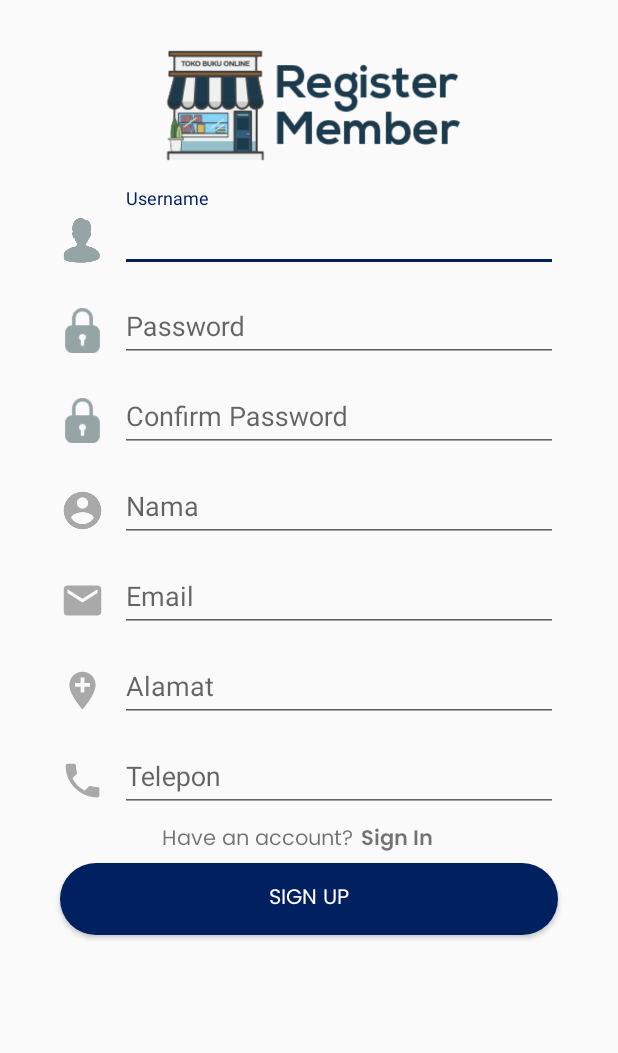
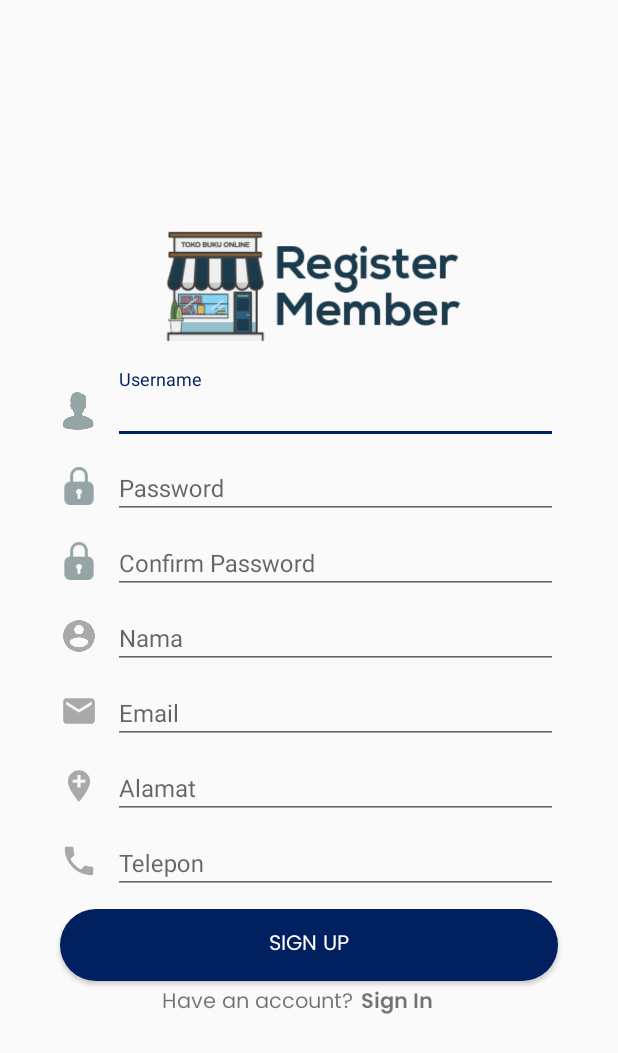
Before and after one commit to anandadwi45/TokoBukuBuka, an Android app: the RegisterActivity screen opened directly, with no data from a screen before it, on a phone screen of 412 x 824 dp. Shown: the top 1053 px of the screen. Run offline under Robolectric (Android 15) with nearby library versions, the phone set to English and light mode, and no system bars; our stand-ins replace Volley; network calls fail.

Commit message:
Register2

```diff
--- a/app/src/main/res/layout/activity_register.xml
+++ b/app/src/main/res/layout/activity_register.xml
@@ -11,6 +11,7 @@
         android:id="@+id/scrollView"
         android:layout_width="match_parent"
         android:layout_height="wrap_content"
+        app:layout_constraintBottom_toBottomOf="parent"
         app:layout_constraintEnd_toEndOf="parent"
         app:layout_constraintStart_toStartOf="parent"
         app:layout_constraintTop_toTopOf="parent">
@@ -20,7 +21,6 @@
             android:layout_height="wrap_content"
             android:layout_centerHorizontal="true"
             android:layout_centerVertical="true"
-            android:layout_marginTop="20dp"
             android:layout_marginLeft="20dp"
             android:layout_marginRight="20dp"
             android:orientation="vertical">
@@ -34,16 +34,16 @@
 
             <LinearLayout
                 android:layout_width="match_parent"
-                android:layout_height="60dp"
+                android:layout_height="50dp"
                 android:layout_marginTop="5dp"
                 android:orientation="horizontal">
 
                 <ImageView
                     android:id="@+id/usernameLogo"
-                    android:layout_width="30dp"
-                    android:layout_height="30dp"
+                    android:layout_width="25dp"
+                    android:layout_height="25dp"
                     android:layout_marginLeft="20dp"
-                    android:layout_marginTop="20dp"
+                    android:layout_marginTop="15dp"
                     app:srcCompat="@drawable/username" />
 
                 <android.support.design.widget.TextInputLayout
@@ -57,21 +57,22 @@
                         android:layout_width="match_parent"
                         android:layout_height="wrap_content"
                         android:hint="Username"
-                        android:inputType="textPersonName" />
+                        android:inputType="textPersonName"
+                        android:textSize="16sp" />
                 </android.support.design.widget.TextInputLayout>
             </LinearLayout>
 
             <LinearLayout
                 android:layout_width="match_parent"
-                android:layout_height="60dp"
+                android:layout_height="50dp"
                 android:orientation="horizontal">
 
                 <ImageView
                     android:id="@+id/passwordLogo"
-                    android:layout_width="30dp"
-                    android:layout_height="30dp"
+                    android:layout_width="25dp"
+                    android:layout_height="25dp"
                     android:layout_marginLeft="20dp"
-                    android:layout_marginTop="20dp"
+                    android:layout_marginTop="15dp"
                     app:srcCompat="@drawable/password" />
 
                 <android.support.design.widget.TextInputLayout
@@ -85,21 +86,22 @@
                         android:layout_width="match_parent"
                         android:layout_height="wrap_content"
                         android:hint="Password"
-                        android:inputType="textPassword" />
+                        android:inputType="textPassword"
+                        android:textSize="16sp" />
                 </android.support.design.widget.TextInputLayout>
             </LinearLayout>
 
             <LinearLayout
                 android:layout_width="match_parent"
-                android:layout_height="60dp"
+                android:layout_height="50dp"
                 android:orientation="horizontal">
 
                 <ImageView
                     android:id="@+id/usernameConfirm"
-                    android:layout_width="30dp"
-                    android:layout_height="30dp"
+                    android:layout_width="25dp"
+                    android:layout_height="25dp"
                     android:layout_marginLeft="20dp"
-                    android:layout_marginTop="20dp"
+                    android:layout_marginTop="15dp"
                     app:srcCompat="@drawable/password" />
 
                 <android.support.design.widget.TextInputLayout
@@ -113,21 +115,22 @@
                         android:layout_width="match_parent"
                         android:layout_height="wrap_content"
                         android:hint="Confirm Password"
-                        android:inputType="textPassword" />
+                        android:inputType="textPassword"
+                        android:textSize="16sp" />
                 </android.support.design.widget.TextInputLayout>
             </LinearLayout>
 
             <LinearLayout
                 android:layout_width="match_parent"
-                android:layout_height="60dp"
+                android:layout_height="50dp"
                 android:orientation="horizontal">
 
                 <ImageView
                     android:id="@+id/imgNama"
-                    android:layout_width="30dp"
-                    android:layout_height="30dp"
+                    android:layout_width="25dp"
+                    android:layout_height="25dp"
                     android:layout_marginLeft="20dp"
-                    android:layout_marginTop="20dp"
+                    android:layout_marginTop="15dp"
                     app:srcCompat="@drawable/ic_account_circle_black_24dp" />
 
                 <android.support.design.widget.TextInputLayout
@@ -141,21 +144,22 @@
                         android:layout_width="match_parent"
                         android:layout_height="wrap_content"
                         android:hint="Nama"
-                        android:inputType="text" />
+                        android:inputType="text"
+                        android:textSize="16sp" />
                 </android.support.design.widget.TextInputLayout>
             </LinearLayout>
 
             <LinearLayout
                 android:layout_width="match_parent"
-                android:layout_height="60dp"
+                android:layout_height="50dp"
                 android:orientation="horizontal">
 
                 <ImageView
                     android:id="@+id/imgEmail"
-                    android:layout_width="30dp"
-                    android:layout_height="30dp"
+                    android:layout_width="25dp"
+                    android:layout_height="25dp"
                     android:layout_marginLeft="20dp"
-                    android:layout_marginTop="20dp"
+                    android:layout_marginTop="15dp"
                     app:srcCompat="@drawable/ic_email_black_24dp" />
 
                 <android.support.design.widget.TextInputLayout
@@ -169,21 +173,22 @@
                         android:layout_width="match_parent"
                         android:layout_height="wrap_content"
                         android:hint="Email"
-                        android:inputType="textEmailAddress" />
+                        android:inputType="textEmailAddress"
+                        android:textSize="16sp" />
                 </android.support.design.widget.TextInputLayout>
             </LinearLayout>
 
             <LinearLayout
                 android:layout_width="match_parent"
-                android:layout_height="60dp"
+                android:layout_height="50dp"
                 android:orientation="horizontal">
 
                 <ImageView
                     android:id="@+id/imgAlamat"
-                    android:layout_width="30dp"
-                    android:layout_height="30dp"
+                    android:layout_width="25dp"
+                    android:layout_height="25dp"
                     android:layout_marginLeft="20dp"
-                    android:layout_marginTop="20dp"
+                    android:layout_marginTop="15dp"
                     app:srcCompat="@drawable/ic_add_location_black_24dp" />
 
                 <android.support.design.widget.TextInputLayout
@@ -197,21 +202,22 @@
                         android:layout_width="match_parent"
                         android:layout_height="wrap_content"
                         android:hint="Alamat"
-                        android:inputType="textMultiLine" />
+                        android:inputType="textMultiLine"
+                        android:textSize="16sp" />
                 </android.support.design.widget.TextInputLayout>
             </LinearLayout>
 
             <LinearLayout
                 android:layout_width="match_parent"
-                android:layout_height="60dp"
+                android:layout_height="50dp"
                 android:orientation="horizontal">
 
                 <ImageView
                     android:id="@+id/imgTelp"
-                    android:layout_width="30dp"
-                    android:layout_height="30dp"
+                    android:layout_width="25dp"
+                    android:layout_height="25dp"
                     android:layout_marginLeft="20dp"
-                    android:layout_marginTop="20dp"
+                    android:layout_marginTop="15dp"
                     app:srcCompat="@drawable/ic_phone_black_24dp" />
 
                 <android.support.design.widget.TextInputLayout
@@ -225,9 +231,22 @@
                         android:layout_width="match_parent"
                         android:layout_height="wrap_content"
                         android:hint="Telepon"
-                        android:inputType="phone" />
+                        android:inputType="phone"
+                        android:textSize="16sp" />
                 </android.support.design.widget.TextInputLayout>
             </LinearLayout>
+
+            <Button
+                android:id="@+id/buttonSignUp"
+                android:layout_width="match_parent"
+                android:layout_height="wrap_content"
+                android:layout_marginLeft="20dp"
+                android:layout_marginRight="20dp"
+                android:layout_marginTop="10dp"
+                android:background="@drawable/shapping_button"
+                android:fontFamily="@font/poppins"
+                android:text="SIGN UP"
+                android:textColor="@color/colorWhite" />
 
             <LinearLayout
                 android:layout_width="match_parent"
@@ -253,17 +272,6 @@
                     android:fontFamily="@font/poppins_semibold"
                     android:text="Sign In" />
             </LinearLayout>
-            <Button
-                android:id="@+id/buttonSignUp"
-                android:layout_width="match_parent"
-                android:layout_height="wrap_content"
-                android:layout_marginLeft="20dp"
-                android:layout_marginRight="20dp"
-                android:layout_marginBottom="50dp"
-                android:background="@drawable/shapping_button"
-                android:fontFamily="@font/poppins"
-                android:text="SIGN UP"
-                android:textColor="@color/colorWhite" />
         </LinearLayout>
     </ScrollView>
 </android.support.constraint.ConstraintLayout>
```
